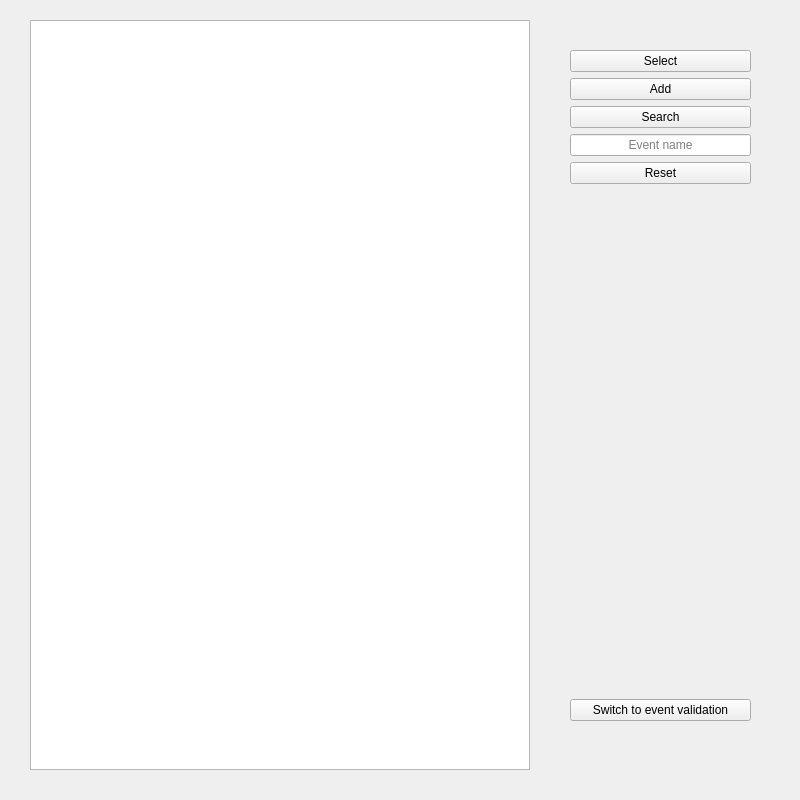
Old version of the form new_SNR/Project/UI/adminwindow.ui in the repository Teaching-projects/SZE-Projektmunka-2019-Shoot-Run.
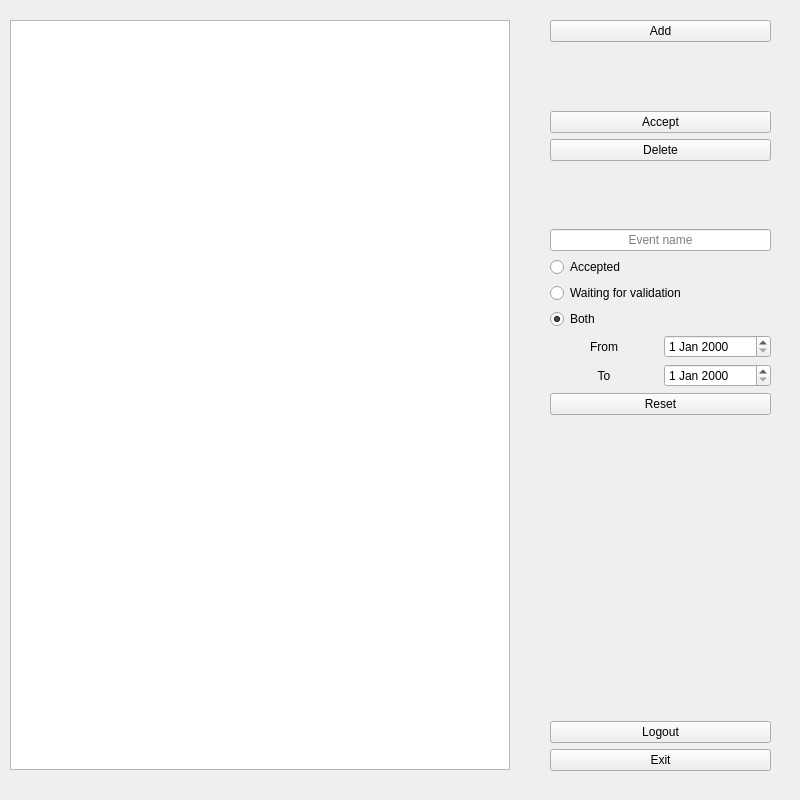
New version of the form. The open tabs and pages were chosen to show the change.

Commit message: adminwindow:re

Patch:
```diff
--- a/new_SNR/Project/UI/adminwindow.ui
+++ b/new_SNR/Project/UI/adminwindow.ui
@@ -47,7 +47,7 @@
       </size>
      </property>
      <property name="currentIndex">
-      <number>2</number>
+      <number>0</number>
      </property>
      <widget class="QWidget" name="admin_eventlist">
       <property name="minimumSize">
@@ -156,7 +156,7 @@
         <number>0</number>
        </property>
        <property name="columnCount">
-        <number>3</number>
+        <number>4</number>
        </property>
        <attribute name="horizontalHeaderVisible">
         <bool>false</bool>
@@ -204,6 +204,11 @@
          <set>AlignCenter</set>
         </property>
        </column>
+       <column>
+        <property name="text">
+         <string>Not accepted images</string>
+        </property>
+       </column>
        <column>
         <property name="text">
          <string>not so hidden column</string>
@@ -221,14 +226,54 @@
        </property>
        <layout class="QVBoxLayout" name="verticalLayout_2">
         <item>
-         <widget class="QPushButton" name="filter_reset">
+         <widget class="QPushButton" name="event_add">
           <property name="text">
-           <string>Reset</string>
+           <string>Add</string>
           </property>
          </widget>
         </item>
         <item>
-         <widget class="QLineEdit" name="filter_name">
+         <spacer name="verticalSpacer_3">
+          <property name="orientation">
+           <enum>Qt::Vertical</enum>
+          </property>
+          <property name="sizeHint" stdset="0">
+           <size>
+            <width>20</width>
+            <height>40</height>
+           </size>
+          </property>
+         </spacer>
+        </item>
+        <item>
+         <widget class="QPushButton" name="event_accept">
+          <property name="text">
+           <string>Accept</string>
+          </property>
+         </widget>
+        </item>
+        <item>
+         <widget class="QPushButton" name="event_delete">
+          <property name="text">
+           <string>Delete</string>
+          </property>
+         </widget>
+        </item>
+        <item>
+         <spacer name="verticalSpacer">
+          <property name="orientation">
+           <enum>Qt::Vertical</enum>
+          </property>
+          <property name="sizeHint" stdset="0">
+           <size>
+            <width>20</width>
+            <height>40</height>
+           </size>
+          </property>
+         </spacer>
+        </item>
+        <item>
+         <widget class="QLineEdit" name="event_name">
           <property name="alignment">
            <set>Qt::AlignCenter</set>
           </property>
@@ -238,21 +283,21 @@
          </widget>
         </item>
         <item>
-         <widget class="QRadioButton" name="filter_accepted">
+         <widget class="QRadioButton" name="event_accepted">
           <property name="text">
            <string>Accepted</string>
           </property>
          </widget>
         </item>
         <item>
-         <widget class="QRadioButton" name="filter_notaccepted">
+         <widget class="QRadioButton" name="event_notaccepted">
           <property name="text">
            <string>Waiting for validation</string>
           </property>
          </widget>
         </item>
         <item>
-         <widget class="QRadioButton" name="filter_both">
+         <widget class="QRadioButton" name="event_both">
           <property name="text">
            <string>Both</string>
           </property>
@@ -308,7 +353,7 @@
            </widget>
           </item>
           <item row="1" column="0">
-           <widget class="QLabel" name="lavel_to">
+           <widget class="QLabel" name="lavbel_to">
             <property name="layoutDirection">
              <enum>Qt::LeftToRight</enum>
             </property>
@@ -323,23 +368,9 @@
          </layout>
         </item>
         <item>
-         <widget class="QPushButton" name="filter">
+         <widget class="QPushButton" name="event_filterreset">
           <property name="text">
-           <string>Filter</string>
-          </property>
-         </widget>
-        </item>
-        <item>
-         <widget class="QPushButton" name="event_accept">
-          <property name="text">
-           <string>Accept</string>
-          </property>
-         </widget>
-        </item>
-        <item>
-         <widget class="QPushButton" name="event_delete">
-          <property name="text">
-           <string>Delete</string>
+           <string>Reset</string>
           </property>
          </widget>
         </item>
@@ -359,13 +390,6 @@
           </property>
          </spacer>
         </item>
-        <item>
-         <widget class="QPushButton" name="switchto_image">
-          <property name="text">
-           <string>Switch to image validation</string>
-          </property>
-         </widget>
-        </item>
         <item>
          <widget class="QPushButton" name="logout_button">
           <property name="text">
@@ -383,226 +407,6 @@
        </layout>
       </widget>
      </widget>
-     <widget class="QWidget" name="admin_imagelist">
-      <property name="minimumSize">
-       <size>
-        <width>800</width>
-        <height>800</height>
-       </size>
-      </property>
-      <property name="maximumSize">
-       <size>
-        <width>800</width>
-        <height>800</height>
-       </size>
-      </property>
-      <widget class="QTableWidget" name="event_list_image">
-       <property name="enabled">
-        <bool>true</bool>
-       </property>
-       <property name="geometry">
-        <rect>
-         <x>30</x>
-         <y>20</y>
-         <width>500</width>
-         <height>750</height>
-        </rect>
-       </property>
-       <property name="sizePolicy">
-        <sizepolicy hsizetype="Fixed" vsizetype="Fixed">
-         <horstretch>0</horstretch>
-         <verstretch>0</verstretch>
-        </sizepolicy>
-       </property>
-       <property name="minimumSize">
-        <size>
-         <width>500</width>
-         <height>750</height>
-        </size>
-       </property>
-       <property name="maximumSize">
-        <size>
-         <width>400</width>
-         <height>350</height>
-        </size>
-       </property>
-       <property name="contextMenuPolicy">
-        <enum>Qt::NoContextMenu</enum>
-       </property>
-       <property name="acceptDrops">
-        <bool>false</bool>
-       </property>
-       <property name="layoutDirection">
-        <enum>Qt::LeftToRight</enum>
-       </property>
-       <property name="verticalScrollBarPolicy">
-        <enum>Qt::ScrollBarAlwaysOff</enum>
-       </property>
-       <property name="horizontalScrollBarPolicy">
-        <enum>Qt::ScrollBarAlwaysOff</enum>
-       </property>
-       <property name="sizeAdjustPolicy">
-        <enum>QAbstractScrollArea::AdjustToContents</enum>
-       </property>
-       <property name="editTriggers">
-        <set>QAbstractItemView::NoEditTriggers</set>
-       </property>
-       <property name="tabKeyNavigation">
-        <bool>false</bool>
-       </property>
-       <property name="showDropIndicator" stdset="0">
-        <bool>false</bool>
-       </property>
-       <property name="dragDropOverwriteMode">
-        <bool>false</bool>
-       </property>
-       <property name="selectionMode">
-        <enum>QAbstractItemView::SingleSelection</enum>
-       </property>
-       <property name="selectionBehavior">
-        <enum>QAbstractItemView::SelectRows</enum>
-       </property>
-       <property name="showGrid">
-        <bool>false</bool>
-       </property>
-       <property name="gridStyle">
-        <enum>Qt::NoPen</enum>
-       </property>
-       <property name="rowCount">
-        <number>0</number>
-       </property>
-       <property name="columnCount">
-        <number>3</number>
-       </property>
-       <attribute name="horizontalHeaderVisible">
-        <bool>false</bool>
-       </attribute>
-       <attribute name="horizontalHeaderCascadingSectionResizes">
-        <bool>false</bool>
-       </attribute>
-       <attribute name="horizontalHeaderDefaultSectionSize">
-        <number>250</number>
-       </attribute>
-       <attribute name="horizontalHeaderHighlightSections">
-        <bool>false</bool>
-       </attribute>
-       <attribute name="horizontalHeaderMinimumSectionSize">
-        <number>250</number>
-       </attribute>
-       <attribute name="horizontalHeaderShowSortIndicator" stdset="0">
-        <bool>false</bool>
-       </attribute>
-       <attribute name="horizontalHeaderStretchLastSection">
-        <bool>false</bool>
-       </attribute>
-       <attribute name="verticalHeaderVisible">
-        <bool>false</bool>
-       </attribute>
-       <attribute name="verticalHeaderHighlightSections">
-        <bool>false</bool>
-       </attribute>
-       <attribute name="verticalHeaderStretchLastSection">
-        <bool>false</bool>
-       </attribute>
-       <column>
-        <property name="text">
-         <string>Event name</string>
-        </property>
-        <property name="textAlignment">
-         <set>AlignCenter</set>
-        </property>
-       </column>
-       <column>
-        <property name="text">
-         <string>Date</string>
-        </property>
-        <property name="textAlignment">
-         <set>AlignCenter</set>
-        </property>
-       </column>
-       <column>
-        <property name="text">
-         <string>well-hidden</string>
-        </property>
-        <property name="textAlignment">
-         <set>AlignCenter</set>
-        </property>
-       </column>
-      </widget>
-      <widget class="QWidget" name="verticalLayoutWidget">
-       <property name="geometry">
-        <rect>
-         <x>570</x>
-         <y>50</y>
-         <width>181</width>
-         <height>671</height>
-        </rect>
-       </property>
-       <layout class="QVBoxLayout" name="verticalLayout_3">
-        <item>
-         <widget class="QPushButton" name="select_button">
-          <property name="text">
-           <string>Select</string>
-          </property>
-         </widget>
-        </item>
-        <item>
-         <widget class="QPushButton" name="add_button">
-          <property name="text">
-           <string>Add</string>
-          </property>
-         </widget>
-        </item>
-        <item>
-         <widget class="QPushButton" name="search_buton">
-          <property name="text">
-           <string>Search</string>
-          </property>
-         </widget>
-        </item>
-        <item>
-         <widget class="QLineEdit" name="search_name">
-          <property name="alignment">
-           <set>Qt::AlignCenter</set>
-          </property>
-          <property name="placeholderText">
-           <string>Event name</string>
-          </property>
-         </widget>
-        </item>
-        <item>
-         <widget class="QPushButton" name="search_reset">
-          <property name="text">
-           <string>Reset</string>
-          </property>
-         </widget>
-        </item>
-        <item>
-         <spacer name="verticalSpacer">
-          <property name="orientation">
-           <enum>Qt::Vertical</enum>
-          </property>
-          <property name="sizeType">
-           <enum>QSizePolicy::Maximum</enum>
-          </property>
-          <property name="sizeHint" stdset="0">
-           <size>
-            <width>20</width>
-            <height>800</height>
-           </size>
-          </property>
-         </spacer>
-        </item>
-        <item>
-         <widget class="QPushButton" name="switchto_event">
-          <property name="text">
-           <string>Switch to event validation</string>
-          </property>
-         </widget>
-        </item>
-       </layout>
-      </widget>
-     </widget>
      <widget class="QWidget" name="admin_images">
       <property name="sizePolicy">
        <sizepolicy hsizetype="Fixed" vsizetype="Fixed">
@@ -698,7 +502,7 @@
         <enum>QListView::Static</enum>
        </property>
        <property name="flow">
-        <enum>QListView::TopToBottom</enum>
+        <enum>QListView::LeftToRight</enum>
        </property>
        <property name="isWrapping" stdset="0">
         <bool>false</bool>
```
The commit also changes 12 other files.
